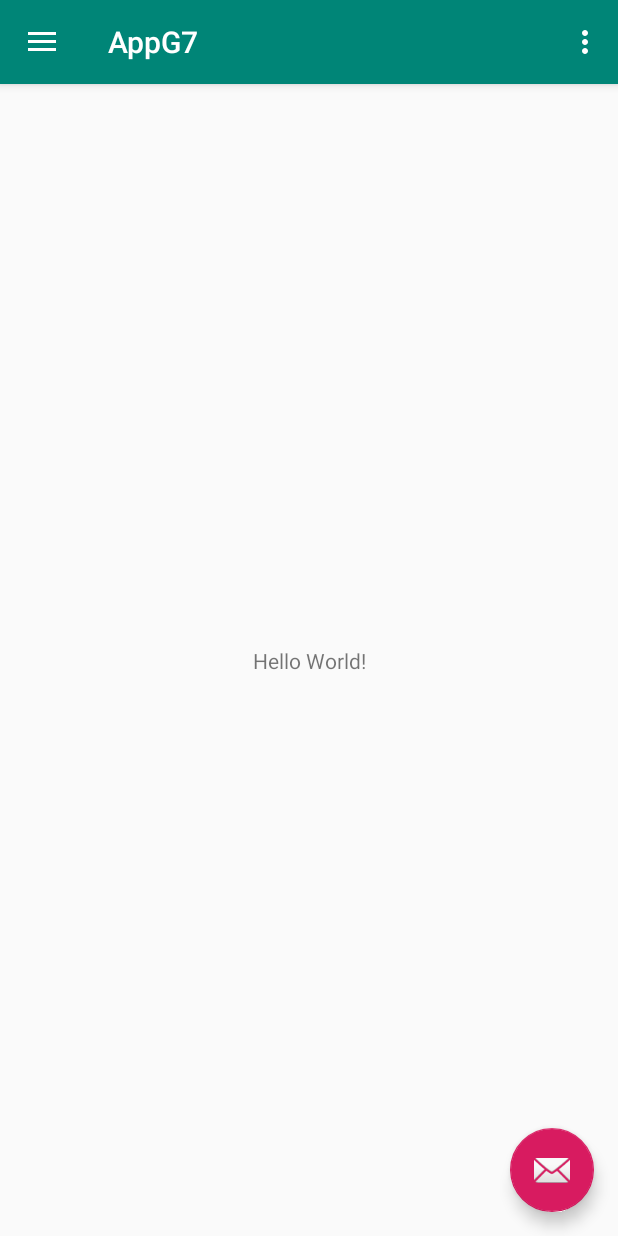
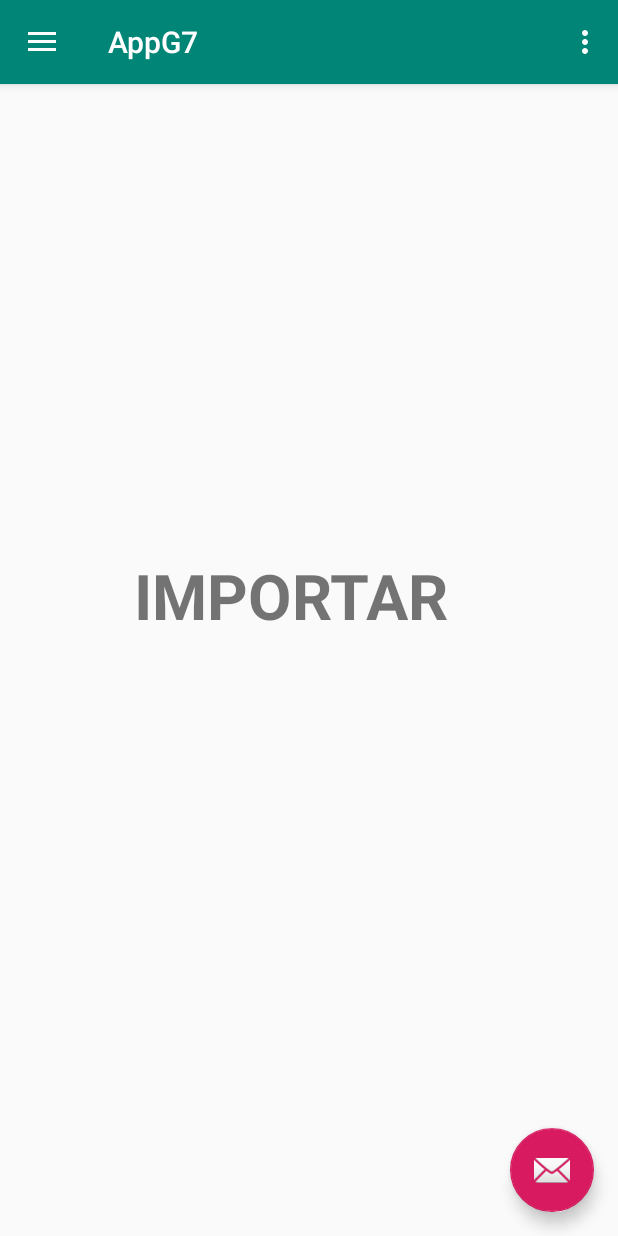
Before and after one commit to Jocarfl/Grupo7_App, an Android app: the screen it shows after launch once a user with an empty profile is signed in (MainActivity), in the options menu, after a tap on "Settings", on a phone screen of 412 x 824 dp. Run offline under Robolectric (Android 15) with nearby library versions, the phone set to English and light mode, and no system bars; our stand-ins replace Firebase (no records; nobody signed in at launch, a user with empty details on screens opened directly); libraries missing offline, so code that uses them is left out: com.firebase.ui; 1 statement that could not run was skipped.

Commit message:
Añadiendo fragments para disponer de un menú con utilidades

```diff
--- a/app/build.gradle
+++ b/app/build.gradle
@@ -26,6 +26,7 @@ dependencies {
 
     implementation 'com.firebaseui:firebase-ui-auth:4.2.0'
 
+    implementation 'com.android.support:support-v4:28.0.0'
     testImplementation 'junit:junit:4.12'
     androidTestImplementation 'com.android.support.test:runner:1.0.2'
     androidTestImplementation 'com.android.support.test.espresso:espresso-core:3.0.2'
--- /dev/null
+++ b/app/src/main/java/grupo7/com/appg7/Fragments01.java
@@ -0,0 +1,20 @@
+    package grupo7.com.appg7;
+
+import android.content.Context;
+import android.net.Uri;
+import android.os.Bundle;
+import android.support.v4.app.Fragment;
+import android.view.LayoutInflater;
+import android.view.View;
+import android.view.ViewGroup;
+
+
+
+public class Fragments01 extends Fragment {
+    @Override
+    public View onCreateView(LayoutInflater inflater, ViewGroup container,
+                             Bundle savedInstanceState) {
+        // Inflate the layout for this fragment
+        return inflater.inflate(R.layout.fragment_fragments01, container, false);
+    }
+}
--- a/app/src/main/java/grupo7/com/appg7/MainActivity.java
+++ b/app/src/main/java/grupo7/com/appg7/MainActivity.java
@@ -3,6 +3,7 @@ package grupo7.com.appg7;
 import android.os.Bundle;
 import android.support.design.widget.FloatingActionButton;
 import android.support.design.widget.Snackbar;
+import android.support.v4.app.FragmentManager;
 import android.view.View;
 import android.support.design.widget.NavigationView;
 import android.support.v4.view.GravityCompat;
@@ -14,7 +15,7 @@ import android.view.Menu;
 import android.view.MenuItem;
 
 public class MainActivity extends AppCompatActivity
-        implements NavigationView.OnNavigationItemSelectedListener {
+        implements NavigationView.OnNavigationItemSelectedListener  {
 
     @Override
     protected void onCreate(Bundle savedInstanceState) {
@@ -80,13 +81,23 @@ public class MainActivity extends AppCompatActivity
         // Handle navigation view item clicks here.
         int id = item.getItemId();
 
+        FragmentManager fragmentManager=getSupportFragmentManager();
+
         if (id == R.id.nav_camera) {
-            // Handle the camera action
+
+            fragmentManager.beginTransaction().replace(R.id.contenedor, new Fragments01()).commit();
+
         } else if (id == R.id.nav_gallery) {
+
+            fragmentManager.beginTransaction().replace(R.id.contenedor, new Fragments02()).commit();
 
         } else if (id == R.id.nav_slideshow) {
 
+            fragmentManager.beginTransaction().replace(R.id.contenedor, new Fragments03()).commit();
+
         } else if (id == R.id.nav_manage) {
+
+            fragmentManager.beginTransaction().replace(R.id.contenedor, new Fragments04()).commit();
 
         } else if (id == R.id.nav_share) {
 
--- a/app/src/main/res/layout/content_main.xml
+++ b/app/src/main/res/layout/content_main.xml
@@ -2,19 +2,11 @@
 <android.support.constraint.ConstraintLayout xmlns:android="http://schemas.android.com/apk/res/android"
     xmlns:app="http://schemas.android.com/apk/res-auto"
     xmlns:tools="http://schemas.android.com/tools"
+    android:id="@+id/contenedor"
     android:layout_width="match_parent"
     android:layout_height="match_parent"
     app:layout_behavior="@string/appbar_scrolling_view_behavior"
     tools:context=".MainActivity"
     tools:showIn="@layout/app_bar_main">
 
-    <TextView
-        android:layout_width="wrap_content"
-        android:layout_height="wrap_content"
-        android:text="Hello World!"
-        app:layout_constraintBottom_toBottomOf="parent"
-        app:layout_constraintLeft_toLeftOf="parent"
-        app:layout_constraintRight_toRightOf="parent"
-        app:layout_constraintTop_toTopOf="parent" />
-
 </android.support.constraint.ConstraintLayout>
--- /dev/null
+++ b/app/src/main/res/layout/fragment_fragments01.xml
@@ -0,0 +1,24 @@
+<?xml version="1.0" encoding="utf-8"?>
+<android.support.constraint.ConstraintLayout xmlns:android="http://schemas.android.com/apk/res/android"
+    xmlns:app="http://schemas.android.com/apk/res-auto"
+    xmlns:tools="http://schemas.android.com/tools"
+    android:layout_width="match_parent"
+    android:layout_height="match_parent"
+    tools:context=".Fragments01">
+
+    <TextView
+        android:id="@+id/textView3"
+        android:layout_width="234dp"
+        android:layout_height="143dp"
+        android:layout_marginStart="8dp"
+        android:layout_marginTop="8dp"
+        android:layout_marginEnd="8dp"
+        android:layout_marginBottom="8dp"
+        android:text="IMPORTAR"
+        android:textSize="42dp"
+        android:textStyle="bold"
+        app:layout_constraintBottom_toBottomOf="parent"
+        app:layout_constraintEnd_toEndOf="parent"
+        app:layout_constraintStart_toStartOf="parent"
+        app:layout_constraintTop_toTopOf="parent" />
+</android.support.constraint.ConstraintLayout>
--- a/app/src/main/res/menu/activity_main_drawer.xml
+++ b/app/src/main/res/menu/activity_main_drawer.xml
@@ -7,19 +7,19 @@
         <item
             android:id="@+id/nav_camera"
             android:icon="@drawable/ic_menu_camera"
-            android:title="Import" />
+            android:title="Importar" />
         <item
             android:id="@+id/nav_gallery"
             android:icon="@drawable/ic_menu_gallery"
-            android:title="Gallery" />
+            android:title="Galleria" />
         <item
             android:id="@+id/nav_slideshow"
             android:icon="@drawable/ic_menu_slideshow"
-            android:title="Slideshow" />
+            android:title="Tutoriales" />
         <item
             android:id="@+id/nav_manage"
             android:icon="@drawable/ic_menu_manage"
-            android:title="Tools" />
+            android:title="Herramientas" />
     </group>
 
     <item android:title="Communicate">
@@ -27,11 +27,11 @@
             <item
                 android:id="@+id/nav_share"
                 android:icon="@drawable/ic_menu_share"
-                android:title="Share" />
+                android:title="Compartir" />
             <item
                 android:id="@+id/nav_send"
                 android:icon="@drawable/ic_menu_send"
-                android:title="Send" />
+                android:title="Enviar" />
         </menu>
     </item>
 
--- a/app/src/main/res/values/strings.xml
+++ b/app/src/main/res/values/strings.xml
@@ -8,9 +8,11 @@
     <string name="action_settings">Settings</string>
 
 
-
     <string name="fui_default_toolbar_title">APP G7</string>
     <string name="fui_sign_in_with_email">Entra con tu correo</string>
     <string name="fui_progress_dialog_signing_up">Creando cuenta...</string>
 
+    <!-- TODO: Remove or change this placeholder text -->
+    <string name="hello_blank_fragment">Hello blank fragment</string>
+
 </resources>
```
Also changed, not shown: app/src/main/java/grupo7/com/appg7/Fragments02.java (added, +17 -0 lines), app/src/main/java/grupo7/com/appg7/Fragments03.java (added, +17 -0 lines), app/src/main/java/grupo7/com/appg7/Fragments04.java (added, +17 -0 lines), app/src/main/res/layout/fragment_fragments02.xml (added, +24 -0 lines), app/src/main/res/layout/fragment_fragments03.xml (added, +24 -0 lines), app/src/main/res/layout/fragment_fragments04.xml (added, +24 -0 lines).
